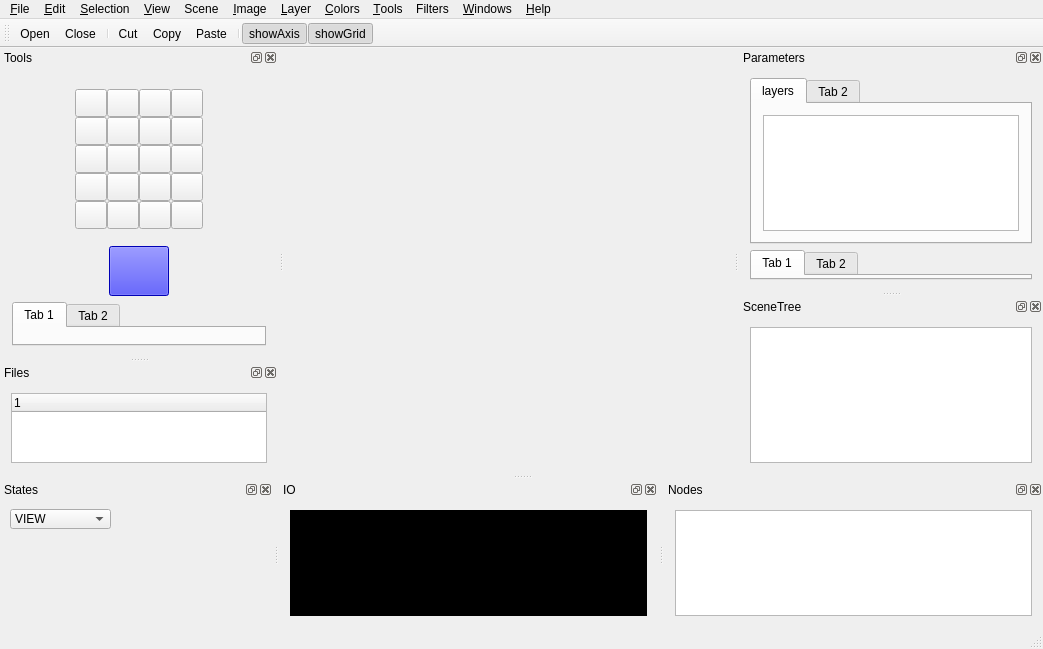
Old version of the form applications/TexturePainter/TexturePainter.ui in the repository billhj/Etoile2015.
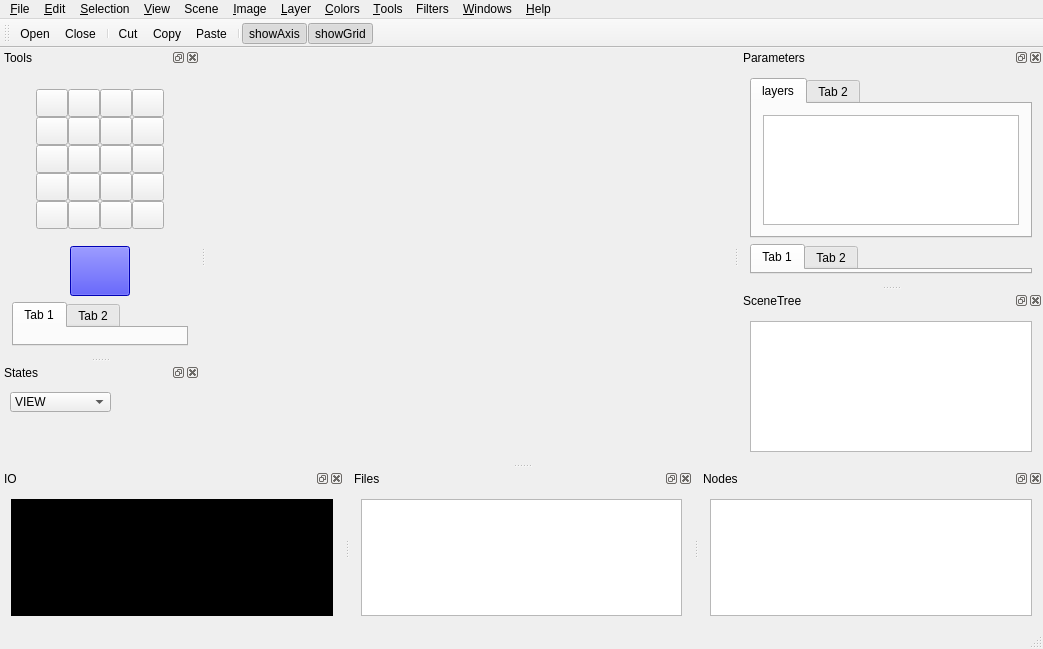
New version of the form. Icons and pictures are not drawn. Custom widgets are drawn as their Qt base class.

What changed in the file:
```diff
--- a/applications/TexturePainter/TexturePainter.ui
+++ b/applications/TexturePainter/TexturePainter.ui
@@ -927,7 +927,7 @@
     <string>States</string>
    </property>
    <attribute name="dockWidgetArea">
-    <number>8</number>
+    <number>1</number>
    </attribute>
    <widget class="QWidget" name="dockWidgetContents">
     <widget class="QComboBox" name="comboBox">
@@ -1134,18 +1134,12 @@
     <string>Files</string>
    </property>
    <attribute name="dockWidgetArea">
-    <number>1</number>
+    <number>8</number>
    </attribute>
    <widget class="QWidget" name="dockWidgetContents_5">
     <layout class="QHBoxLayout" name="horizontalLayout_5">
      <item>
-      <widget class="QTreeWidget" name="treeWidget">
-       <column>
-        <property name="text">
-         <string notr="true">1</string>
-        </property>
-       </column>
-      </widget>
+      <widget class="QTreeView" name="fileView"/>
      </item>
     </layout>
    </widget>
```
